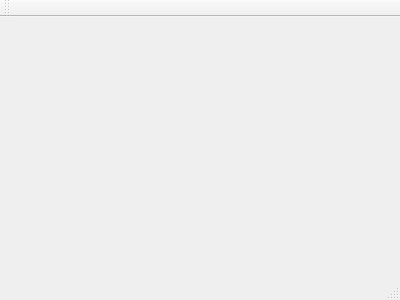
This is mainwindow.ui in ThKattanek/realsid as Qt 5 draws it before an edit. The edited form follows.
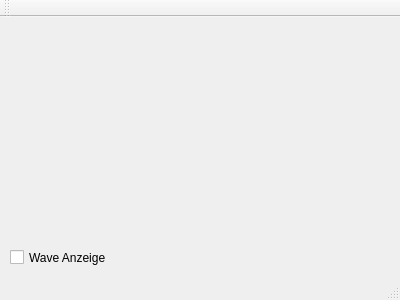
This is the edited form.

Commit message: Waveanzeige kann Ein- und Ausgeblendet werden

Diff of the .ui file:
```diff
--- a/mainwindow.ui
+++ b/mainwindow.ui
@@ -13,7 +13,21 @@
   <property name="windowTitle">
    <string>realSID</string>
   </property>
-  <widget class="QWidget" name="centralWidget"/>
+  <widget class="QWidget" name="centralWidget">
+   <widget class="QCheckBox" name="checkBox">
+    <property name="geometry">
+     <rect>
+      <x>10</x>
+      <y>230</y>
+      <width>101</width>
+      <height>21</height>
+     </rect>
+    </property>
+    <property name="text">
+     <string>Wave Anzeige</string>
+    </property>
+   </widget>
+  </widget>
   <widget class="QMenuBar" name="menuBar">
    <property name="geometry">
     <rect>
```
The commit also changes 2 other files.
